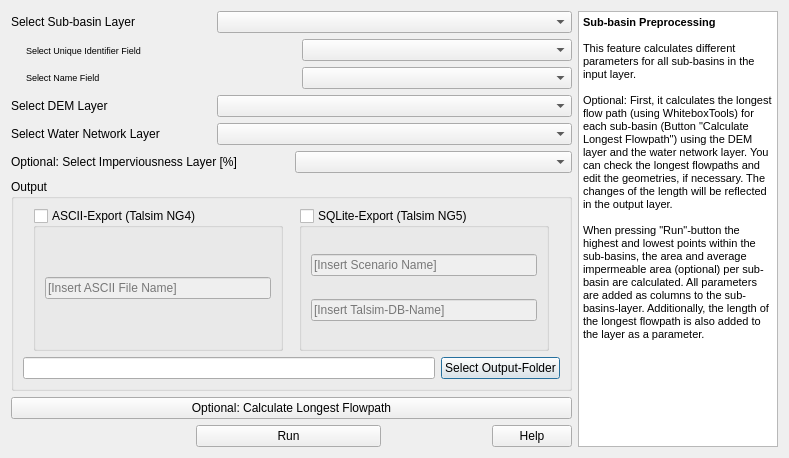
First picture: the form in QTalsim/qtalsim_subbasin.ui, repository sydroconsult/QTalsim, before the edit.
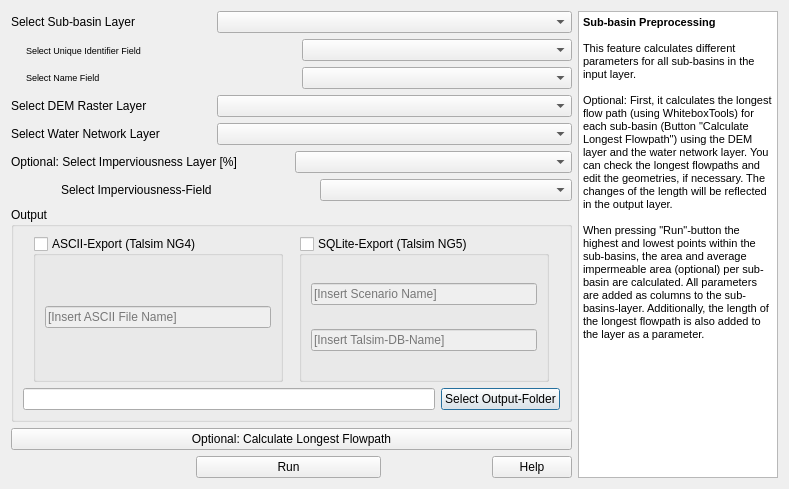
Second picture: the form after the edit. Custom widgets are drawn as their Qt base class.

Commit message: Add possibility to upload vector layer for imperviousness (sub-basins preprocessing)

```diff
--- a/QTalsim/qtalsim_subbasin.ui
+++ b/QTalsim/qtalsim_subbasin.ui
@@ -7,7 +7,7 @@
     <x>0</x>
     <y>0</y>
     <width>789</width>
-    <height>458</height>
+    <height>489</height>
    </rect>
   </property>
   <property name="windowTitle">
@@ -182,7 +182,7 @@
           </size>
          </property>
          <property name="text">
-          <string>Select DEM Layer</string>
+          <string>Select DEM Raster Layer</string>
          </property>
         </widget>
        </item>
@@ -226,6 +226,8 @@
       </layout>
      </item>
      <item>
+      <layout class="QVBoxLayout" name="verticalLayout_6">
+       <item>
       <layout class="QHBoxLayout" name="horizontalLayout_7">
        <item>
         <widget class="QLabel" name="labelImpervious">
@@ -236,6 +238,38 @@
        </item>
        <item>
         <widget class="QComboBox" name="comboboxImperviousness"/>
+         </item>
+        </layout>
+       </item>
+       <item>
+        <layout class="QHBoxLayout" name="horizontalLayout_11">
+         <item>
+          <spacer name="horizontalSpacer_4">
+           <property name="orientation">
+            <enum>Qt::Horizontal</enum>
+           </property>
+           <property name="sizeType">
+            <enum>QSizePolicy::Fixed</enum>
+           </property>
+           <property name="sizeHint" stdset="0">
+            <size>
+             <width>50</width>
+             <height>20</height>
+            </size>
+           </property>
+          </spacer>
+         </item>
+         <item>
+          <widget class="QLabel" name="labelImperviousnessField">
+           <property name="text">
+            <string>Select Imperviousness-Field</string>
+           </property>
+          </widget>
+         </item>
+         <item>
+          <widget class="QComboBox" name="comboboxImperviousnessField"/>
+         </item>
+        </layout>
        </item>
       </layout>
      </item>
```
Lines whose indentation alone changed are shown as unchanged. The commit also changes 2 other files.
